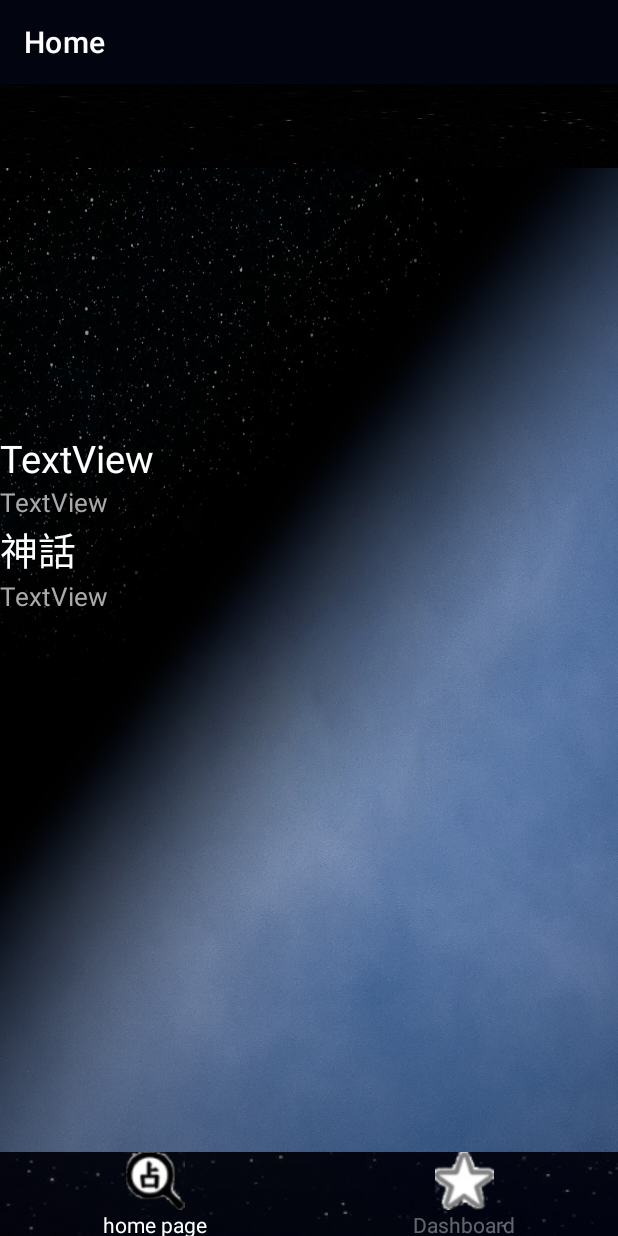
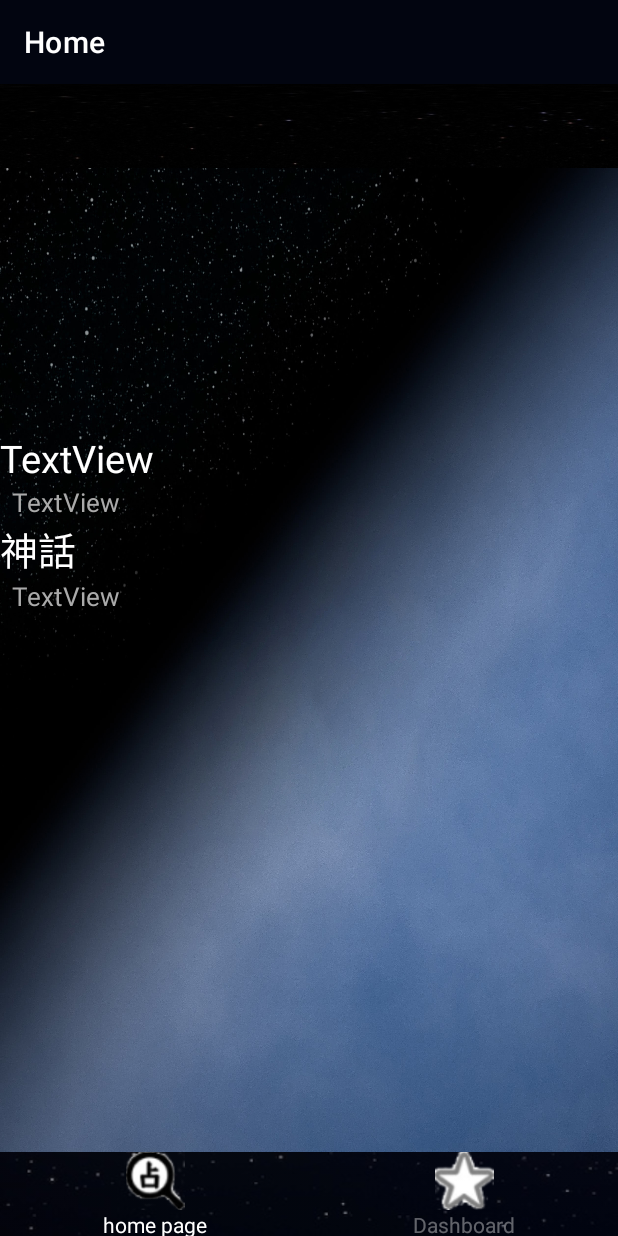
Before and after one commit to s20008/SignApp, an Android app: the fragment SignBook placed in its activity, after a tap on "home page", on a phone screen of 412 x 824 dp. Run offline under Robolectric (Android 15) with nearby library versions, the phone set to English and light mode, and no system bars; our stand-ins replace navigation-ui; network calls fail; pictures from the network do not load; 3 statements that could not run were skipped.

```diff
--- a/app/src/main/res/layout/fragment_sign_book.xml
+++ b/app/src/main/res/layout/fragment_sign_book.xml
@@ -58,6 +58,8 @@
                 android:id="@+id/textView2"
                 android:layout_width="0dp"
                 android:layout_height="wrap_content"
+                android:layout_marginStart="8dp"
+                android:layout_marginEnd="8dp"
                 android:text="TextView"
                 android:textColor="@android:color/darker_gray"
                 android:textSize="17sp"
@@ -69,6 +71,8 @@
                 android:id="@+id/textView5"
                 android:layout_width="0dp"
                 android:layout_height="wrap_content"
+                android:layout_marginStart="8dp"
+                android:layout_marginEnd="8dp"
                 android:text="TextView"
                 android:textColor="@android:color/darker_gray"
                 android:textSize="17sp"
```
Also changed, not shown: 1 other file.
